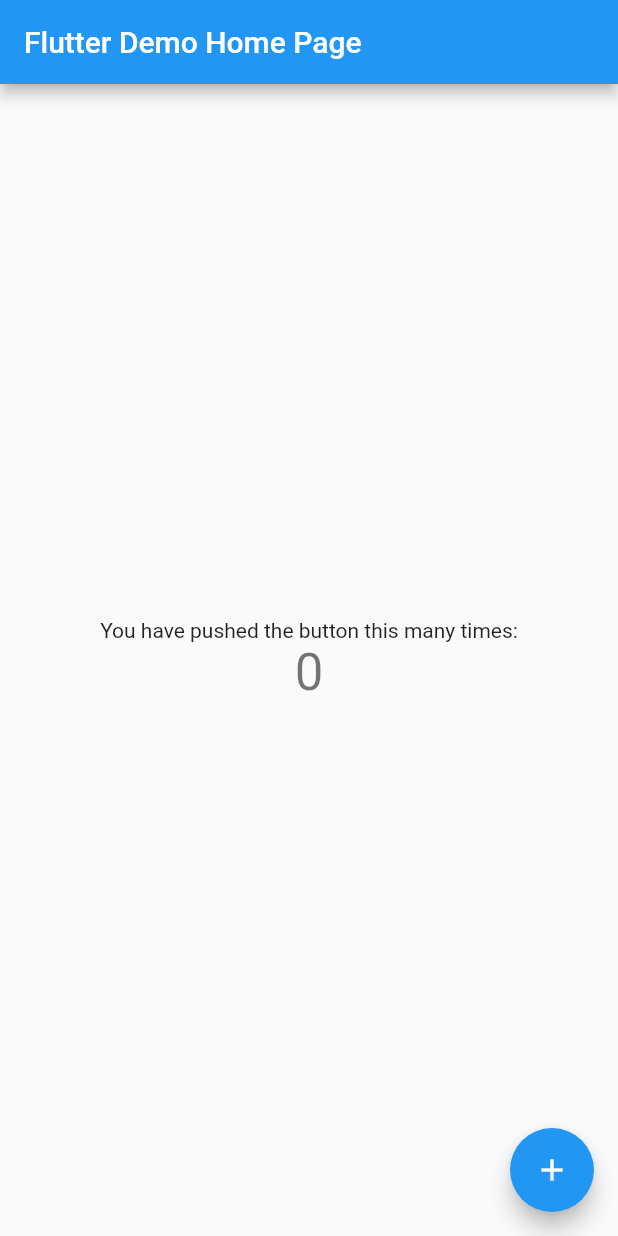
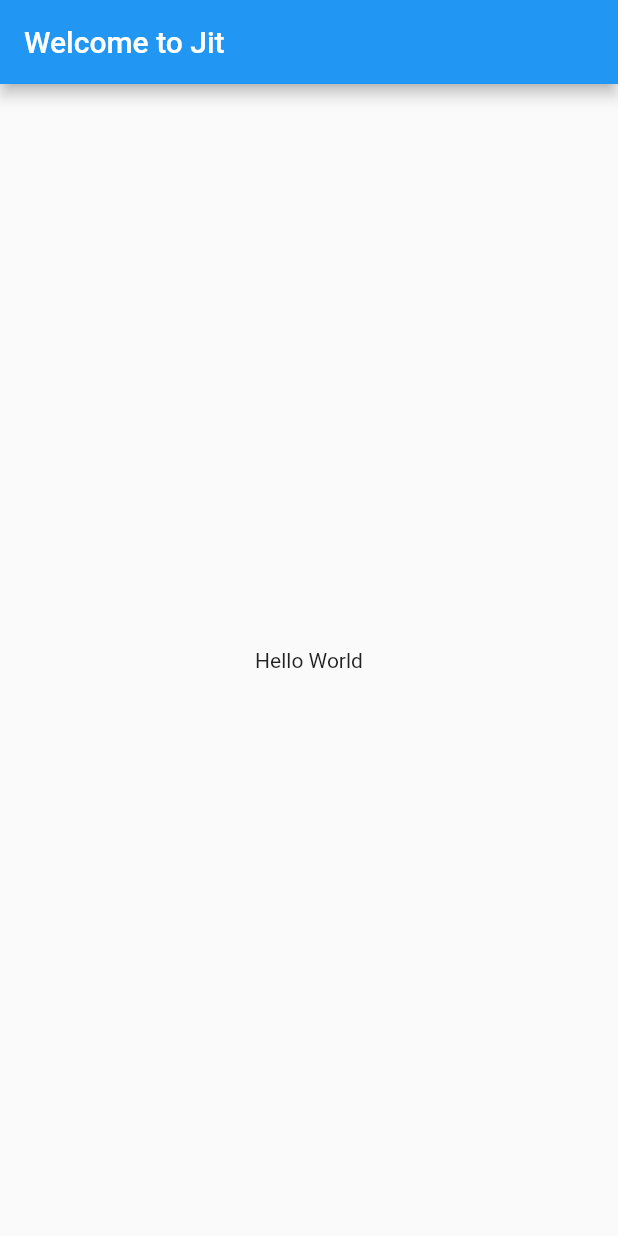
Before and after one commit to VPpexis/NightOwls-JiT-App, a Flutter app: the screen it shows after launch, on a phone screen of 412 x 824 dp. Run offline on Flutter 3.47's test engine with Material 2 defaults, Android fonts, the phone set to English and light mode, and no system bars.

Commit message:
Added pages 💀💀💀💀 - added main.dart - added home.dart - added login.dart - added registration.dart - modified main.dart

```diff
--- a/lib/main.dart
+++ b/lib/main.dart
@@ -1,115 +1,7 @@
 import 'package:flutter/material.dart';
+import 'pages/login.dart';
 
+//Change the function according to page you are coding
 void main() {
-  runApp(const MyApp());
+  runApp(const login());
 }
-
-class MyApp extends StatelessWidget {
-  const MyApp({Key? key}) : super(key: key);
-
-  // This widget is the root of your application.
-  @override
-  Widget build(BuildContext context) {
-    return MaterialApp(
-      title: 'Flutter Demo',
-      theme: ThemeData(
-        // This is the theme of your application.
-        //
-        // Try running your application with "flutter run". You'll see the
-        // application has a blue toolbar. Then, without quitting the app, try
-        // changing the primarySwatch below to Colors.green and then invoke
-        // "hot reload" (press "r" in the console where you ran "flutter run",
-        // or simply save your changes to "hot reload" in a Flutter IDE).
-        // Notice that the counter didn't reset back to zero; the application
-        // is not restarted.
-        primarySwatch: Colors.blue,
-      ),
-      home: const MyHomePage(title: 'Flutter Demo Home Page'),
-    );
-  }
-}
-
-class MyHomePage extends StatefulWidget {
-  const MyHomePage({Key? key, required this.title}) : super(key: key);
-
-  // This widget is the home page of your application. It is stateful, meaning
-  // that it has a State object (defined below) that contains fields that affect
-  // how it looks.
-
-  // This class is the configuration for the state. It holds the values (in this
-  // case the title) provided by the parent (in this case the App widget) and
-  // used by the build method of the State. Fields in a Widget subclass are
-  // always marked "final".
-
-  final String title;
-
-  @override
-  State<MyHomePage> createState() => _MyHomePageState();
-}
-
-class _MyHomePageState extends State<MyHomePage> {
-  int _counter = 0;
-
-  void _incrementCounter() {
-    setState(() {
-      // This call to setState tells the Flutter framework that something has
-      // changed in this State, which causes it to rerun the build method below
-      // so that the display can reflect the updated values. If we changed
-      // _counter without calling setState(), then the build method would not be
-      // called again, and so nothing would appear to happen.
-      _counter++;
-    });
-  }
-
-  @override
-  Widget build(BuildContext context) {
-    // This method is rerun every time setState is called, for instance as done
-    // by the _incrementCounter method above.
-    //
-    // The Flutter framework has been optimized to make rerunning build methods
-    // fast, so that you can just rebuild anything that needs updating rather
-    // than having to individually change instances of widgets.
-    return Scaffold(
-      appBar: AppBar(
-        // Here we take the value from the MyHomePage object that was created by
-        // the App.build method, and use it to set our appbar title.
-        title: Text(widget.title),
-      ),
-      body: Center(
-        // Center is a layout widget. It takes a single child and positions it
-        // in the middle of the parent.
-        child: Column(
-          // Column is also a layout widget. It takes a list of children and
-          // arranges them vertically. By default, it sizes itself to fit its
-          // children horizontally, and tries to be as tall as its parent.
-          //
-          // Invoke "debug painting" (press "p" in the console, choose the
-          // "Toggle Debug Paint" action from the Flutter Inspector in Android
-          // Studio, or the "Toggle Debug Paint" command in Visual Studio Code)
-          // to see the wireframe for each widget.
-          //
-          // Column has various properties to control how it sizes itself and
-          // how it positions its children. Here we use mainAxisAlignment to
-          // center the children vertically; the main axis here is the vertical
-          // axis because Columns are vertical (the cross axis would be
-          // horizontal).
-          mainAxisAlignment: MainAxisAlignment.center,
-          children: <Widget>[
-            const Text(
-              'You have pushed the button this many times:',
-            ),
-            Text(
-              '$_counter',
-              style: Theme.of(context).textTheme.headline4,
-            ),
-          ],
-        ),
-      ),
-      floatingActionButton: FloatingActionButton(
-        onPressed: _incrementCounter,
-        tooltip: 'Increment',
-        child: const Icon(Icons.add),
-      ), // This trailing comma makes auto-formatting nicer for build methods.
-    );
-  }
-}
--- /dev/null
+++ b/lib/pages/home.dart
@@ -0,0 +1,19 @@
+import 'package:flutter/material.dart';
+
+class login extends StatelessWidget {
+  const login({Key? key}) : super(key: key);
+
+  @override
+  Widget build(BuildContext context) {
+    return MaterialApp(
+        title: 'Jit',
+        home: Scaffold(
+          appBar: AppBar(
+            title: const Text('Welcome to Jit'),
+          ),
+          body: const Center(
+            child: Text('Hello World'),
+          ),
+        ));
+  }
+}
--- /dev/null
+++ b/lib/pages/login.dart
@@ -0,0 +1,19 @@
+import 'package:flutter/material.dart';
+
+class login extends StatelessWidget {
+  const login({Key? key}) : super(key: key);
+
+  @override
+  Widget build(BuildContext context) {
+    return MaterialApp(
+        title: 'Jit',
+        home: Scaffold(
+          appBar: AppBar(
+            title: const Text('Welcome to Jit'),
+          ),
+          body: const Center(
+            child: Text('Hello World'),
+          ),
+        ));
+  }
+}
--- /dev/null
+++ b/lib/pages/registration.dart
@@ -0,0 +1,19 @@
+import 'package:flutter/material.dart';
+
+class login extends StatelessWidget {
+  const login({Key? key}) : super(key: key);
+
+  @override
+  Widget build(BuildContext context) {
+    return MaterialApp(
+        title: 'Jit',
+        home: Scaffold(
+          appBar: AppBar(
+            title: const Text('Welcome to Jit'),
+          ),
+          body: const Center(
+            child: Text('Hello World'),
+          ),
+        ));
+  }
+}
```
